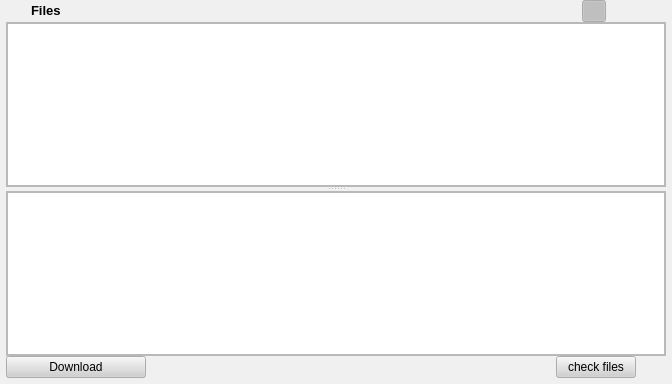
This is retroshare-gui/src/gui/SharedFilesDialog.ui in RetroShare/RetroShare as Qt 5 draws it before an edit. The edited form follows.
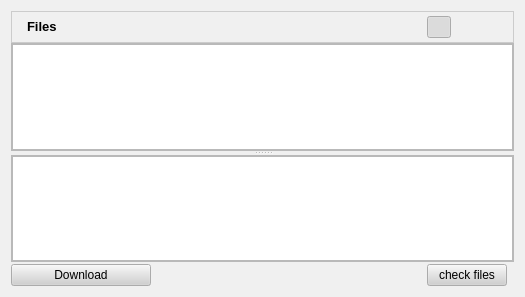
This is the edited form. Icons and pictures are not drawn.

Commit message: improved design layout of some pages

```diff
--- a/retroshare-gui/src/gui/SharedFilesDialog.ui
+++ b/retroshare-gui/src/gui/SharedFilesDialog.ui
@@ -6,8 +6,8 @@
    <rect>
     <x>0</x>
     <y>0</y>
-    <width>672</width>
-    <height>384</height>
+    <width>525</width>
+    <height>297</height>
    </rect>
   </property>
   <property name="sizePolicy">
@@ -488,36 +488,60 @@
   <property name="contextMenuPolicy">
    <enum>Qt::NoContextMenu</enum>
   </property>
-  <layout class="QGridLayout" name="gridLayout_4">
-   <property name="leftMargin">
-    <number>6</number>
-   </property>
-   <property name="topMargin">
-    <number>0</number>
-   </property>
-   <property name="rightMargin">
-    <number>6</number>
-   </property>
-   <property name="bottomMargin">
-    <number>6</number>
-   </property>
-   <property name="horizontalSpacing">
-    <number>6</number>
-   </property>
+  <layout class="QGridLayout" name="gridLayout_5">
    <property name="verticalSpacing">
     <number>0</number>
    </property>
    <item row="0" column="0">
+    <widget class="QFrame" name="frame">
+     <property name="sizePolicy">
+      <sizepolicy hsizetype="Expanding" vsizetype="Expanding">
+       <horstretch>0</horstretch>
+       <verstretch>0</verstretch>
+      </sizepolicy>
+     </property>
+     <property name="minimumSize">
+      <size>
+       <width>0</width>
+       <height>32</height>
+      </size>
+     </property>
+     <property name="maximumSize">
+      <size>
+       <width>16777215</width>
+       <height>32</height>
+      </size>
+     </property>
+     <property name="styleSheet">
+      <string notr="true">QFrame#frame{ 
+background-color: qlineargradient(x1:0, y1:0, x2:0, y2:1,
+stop:0 #FEFEFE, stop:1 #E8E8E8);
+
+border: 1px solid #CCCCCC;}</string>
+     </property>
     <layout class="QGridLayout" name="gridLayout_3">
-     <property name="sizeConstraint">
-      <enum>QLayout::SetFixedSize</enum>
-     </property>
-     <property name="horizontalSpacing">
-      <number>9</number>
+      <property name="margin">
+       <number>2</number>
      </property>
      <property name="verticalSpacing">
-      <number>0</number>
-     </property>
+       <number>6</number>
+      </property>
+      <item row="0" column="0">
+       <widget class="QLabel" name="labelicon">
+        <property name="maximumSize">
+         <size>
+          <width>16</width>
+          <height>16</height>
+         </size>
+        </property>
+        <property name="text">
+         <string/>
+        </property>
+        <property name="pixmap">
+         <pixmap resource="images.qrc">:/images/fileshare16.png</pixmap>
+        </property>
+       </widget>
+      </item>
      <item row="0" column="1">
       <widget class="QLabel" name="labeltext">
        <property name="maximumSize">
@@ -535,25 +559,7 @@
        </property>
       </widget>
      </item>
-     <item row="0" column="0">
-      <widget class="QLabel" name="labelicon">
-       <property name="maximumSize">
-        <size>
-         <width>16</width>
-         <height>16</height>
-        </size>
-       </property>
-       <property name="text">
-        <string/>
-       </property>
-       <property name="pixmap">
-        <pixmap resource="images.qrc">:/images/fileshare16.png</pixmap>
-       </property>
-      </widget>
-     </item>
-    </layout>
-   </item>
-   <item row="0" column="1" colspan="3">
+      <item row="0" column="2">
     <spacer name="horizontalSpacer">
      <property name="orientation">
       <enum>Qt::Horizontal</enum>
@@ -569,7 +575,7 @@
      </property>
     </spacer>
    </item>
-   <item row="0" column="4">
+      <item row="0" column="3">
     <widget class="QPushButton" name="splittedButton">
      <property name="maximumSize">
       <size>
@@ -598,7 +604,7 @@
      </property>
     </widget>
    </item>
-   <item row="0" column="5">
+      <item row="0" column="4">
     <widget class="QPushButton" name="remoteButton">
      <property name="maximumSize">
       <size>
@@ -627,7 +633,7 @@
      </property>
     </widget>
    </item>
-   <item row="0" column="6">
+      <item row="0" column="5">
     <widget class="QPushButton" name="localButton">
      <property name="maximumSize">
       <size>
@@ -656,7 +662,10 @@
      </property>
     </widget>
    </item>
-   <item row="1" column="0" colspan="7">
+     </layout>
+    </widget>
+   </item>
+   <item row="1" column="0">
     <widget class="QSplitter" name="splitter">
      <property name="orientation">
       <enum>Qt::Vertical</enum>
@@ -751,7 +760,12 @@
      </widget>
     </widget>
    </item>
-   <item row="2" column="0" colspan="2">
+   <item row="2" column="0">
+    <layout class="QGridLayout" name="gridLayout_4">
+     <property name="topMargin">
+      <number>2</number>
+     </property>
+     <item row="0" column="0">
     <widget class="QPushButton" name="downloadButton">
      <property name="minimumSize">
       <size>
@@ -777,7 +791,7 @@
      </property>
     </widget>
    </item>
-   <item row="2" column="2">
+     <item row="0" column="1">
     <spacer>
      <property name="orientation">
       <enum>Qt::Horizontal</enum>
@@ -790,19 +804,21 @@
      </property>
     </spacer>
    </item>
-   <item row="2" column="3" colspan="3">
+     <item row="0" column="2">
     <widget class="QPushButton" name="checkButton">
      <property name="text">
       <string>check files</string>
      </property>
     </widget>
    </item>
-   <item row="2" column="6">
+     <item row="0" column="3">
     <widget class="QLabel" name="hashLabel">
      <property name="text">
       <string/>
      </property>
     </widget>
+     </item>
+    </layout>
    </item>
   </layout>
  </widget>
```
Lines whose indentation alone changed are shown as unchanged. The commit also changes 4 other files.
